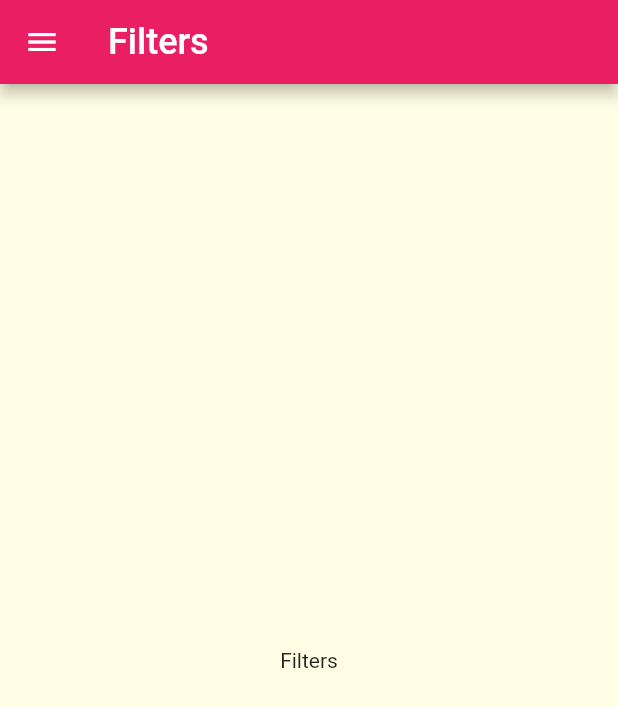
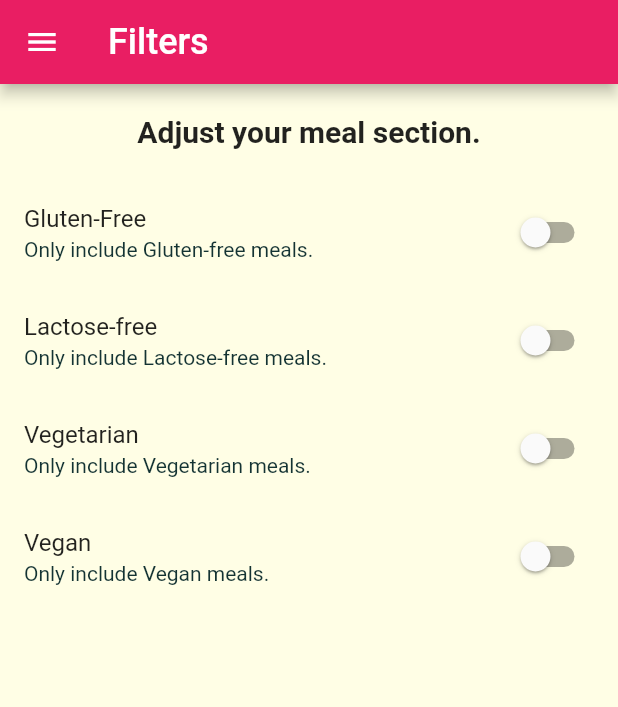
Before and after one commit to pd28CSE/Flutter_Meals_App_New, a Flutter app: the FiltersScreen screen opened by its route, on a phone screen of 412 x 824 dp. Shown: the top 707 px of the screen. Run offline on Flutter 3.47's test engine with Material 2 defaults, Android fonts, the phone set to English and light mode, and no system bars.

Commit message:
work with switch as SwitchListTile, as filter button in filters_screen

```diff
--- a/lib/screens/category_meals_screen.dart
+++ b/lib/screens/category_meals_screen.dart
@@ -5,6 +5,7 @@ import '../models/meal.dart';
 import '../widgets/meal_item.dart';
 
 class CategoryMealsScreen extends StatefulWidget {
+  const CategoryMealsScreen({super.key});
   static const String routeName = 'meals-category';
 
   @override
--- a/lib/screens/filters_screen.dart
+++ b/lib/screens/filters_screen.dart
@@ -2,9 +2,29 @@ import 'package:flutter/material.dart';
 
 import '../widgets/main_drawer.dart';
 
-class FiltersScreen extends StatelessWidget {
+class FiltersScreen extends StatefulWidget {
   static const String routeName = 'filters-screen';
   const FiltersScreen({super.key});
+
+  @override
+  State<FiltersScreen> createState() => _FiltersScreenState();
+}
+
+class _FiltersScreenState extends State<FiltersScreen> {
+  var _isGlutenFree = false;
+  var _isLactoseFree = false;
+  var _vagetarian = false;
+  var _vagan = false;
+
+  Widget _buildSwitchListTile(String title, String subtitle, bool currentValue,
+      Function(bool) onPressed) {
+    return SwitchListTile(
+      value: currentValue,
+      onChanged: onPressed,
+      title: Text(title),
+      subtitle: Text(subtitle),
+    );
+  }
 
   @override
   Widget build(BuildContext context) {
@@ -13,8 +33,54 @@ class FiltersScreen extends StatelessWidget {
         title: const Text('Filters'),
       ),
       drawer: const MainDrawer(),
-      body: Center(
-        child: Text('Filters'),
+      body: Column(
+        children: <Widget>[
+          Container(
+            padding: const EdgeInsets.all(20.0),
+            width: double.infinity,
+            alignment: Alignment.center,
+            child: Text(
+              'Adjust your meal section.',
+              style: Theme.of(context).textTheme.titleLarge!.copyWith(
+                    fontSize: 20,
+                    fontWeight: FontWeight.bold,
+                  ),
+            ),
+          ),
+          Expanded(
+            child: ListView(
+              children: <Widget>[
+                _buildSwitchListTile('Gluten-Free',
+                    'Only include Gluten-free meals.', _isGlutenFree, (value) {
+                  setState(() {
+                    _isGlutenFree = value;
+                  });
+                }),
+                _buildSwitchListTile(
+                    'Lactose-free',
+                    'Only include Lactose-free meals.',
+                    _isLactoseFree, (value) {
+                  setState(() {
+                    _isLactoseFree = value;
+                  });
+                }),
+                _buildSwitchListTile(
+                    'Vegetarian', 'Only include Vegetarian meals.', _vagetarian,
+                    (value) {
+                  setState(() {
+                    _vagetarian = value;
+                  });
+                }),
+                _buildSwitchListTile(
+                    'Vegan', 'Only include Vegan meals.', _vagan, (value) {
+                  setState(() {
+                    _vagan = value;
+                  });
+                })
+              ],
+            ),
+          ),
+        ],
       ),
     );
   }
```
